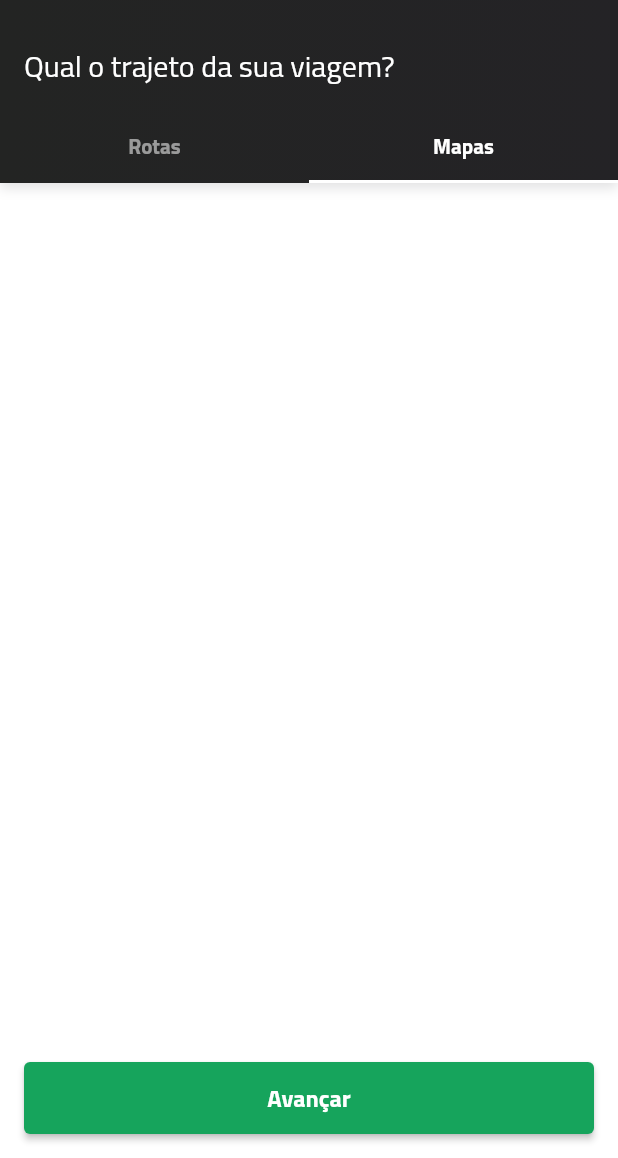
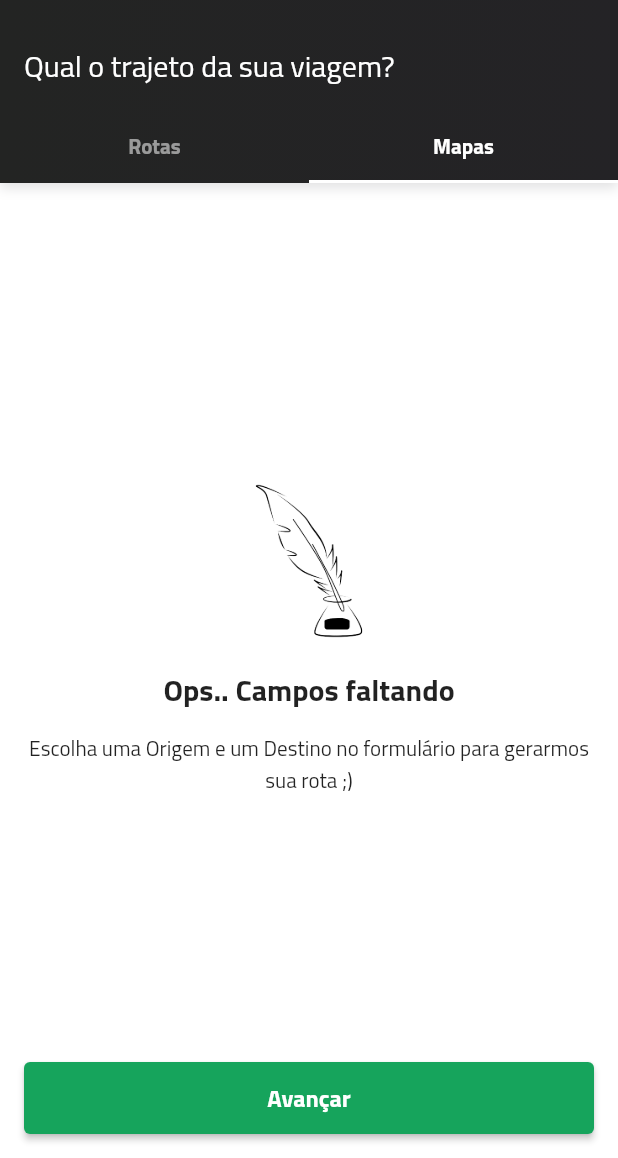
Before and after one commit to andrehmarcilio/fluvver-jera-test, a Flutter app: the TrajetoFormView screen opened directly, tab 2 chosen, on a phone screen of 412 x 824 dp, the part 78-1236 px from its top. Run offline on Flutter 3.47's test engine with Material 2 defaults, Android fonts, the phone set to English and light mode, and no system bars; our stand-ins replace flutter_bloc, flutter_svg, fluttertoast, google_maps_flutter, hive; missing offline and left inert: flow_builder, flutter_polyline_points; accounts and stored records are empty.

Commit message:
Criação de estados vazios mais interessantes na página do mapa

```diff
--- a/lib/presentation/viagemForm/widget/trajeto_map.dart
+++ b/lib/presentation/viagemForm/widget/trajeto_map.dart
@@ -26,19 +26,16 @@ class TrajetoMapState extends State<TrajetoMap> {
           markerId: const MarkerId("origin"),
           position: startPos,
           icon: iconPartida,
-        anchor: const Offset(0.5, 0.5)
-      ),
+          anchor: const Offset(0.5, 0.5)),
       Marker(
           markerId: const MarkerId("destiny"),
           position: endPos,
           icon: iconDestino,
-          anchor: const Offset(0.5, 0.5)
-      )
+          anchor: const Offset(0.5, 0.5))
     };
   }
 
   String _getId() => "polyline${i++}";
-
 
   @override
   Widget build(BuildContext context) {
@@ -68,7 +65,8 @@ class TrajetoMapState extends State<TrajetoMap> {
                     state.directions.startLocation.longitude),
                 LatLng(state.directions.endLocation.latitude,
                     state.directions.endLocation.longitude),
-            state.bitMaps[0], state.bitMaps[1]),
+                state.bitMaps[0],
+                state.bitMaps[1]),
             polylines: _polylines,
             onMapCreated: (GoogleMapController controller) {
               _controller.complete(controller);
@@ -83,7 +81,31 @@ class TrajetoMapState extends State<TrajetoMap> {
           );
         }
         if (state is TrajetoMapaInitialState) {
-          return Container();
+          return Center(
+            child: Column(
+              mainAxisSize: MainAxisSize.min,
+              crossAxisAlignment: CrossAxisAlignment.center,
+              children:  [
+                Image.asset("assets/images/escrever.png", width: 140,),
+                const Padding(
+                  padding: EdgeInsets.symmetric(horizontal: 16.0),
+                  child: Text("Ops.. Campos faltando", style: TextStyle(fontWeight: FontWeight.w700, fontSize: 20),),
+                ),
+                const SizedBox(
+                  height: 14,
+                ),
+                const Padding(
+                   padding: EdgeInsets.symmetric(horizontal: 16.0),
+                   child: Text(
+                      "Escolha uma Origem e um Destino no formulário para gerarmos sua rota ;)",
+                textAlign: TextAlign.center,),
+                 ),
+                const SizedBox(
+                  height: 60,
+                ),
+              ],
+            ),
+          );
         }
         if (state is TrajetoMapaLoading) {
           return const Center(
@@ -91,7 +113,30 @@ class TrajetoMapState extends State<TrajetoMap> {
           );
         }
         if (state is TrajetoMapaError) {
-          return Container();
+          return Center(
+            child: Column(
+              mainAxisSize: MainAxisSize.min,
+              crossAxisAlignment: CrossAxisAlignment.center,
+              children: const [
+                 Padding(
+                  padding: EdgeInsets.symmetric(horizontal: 16.0),
+                  child: Text("Ocorreu algum erro", style: TextStyle(fontWeight: FontWeight.w700, fontSize: 20),),
+                ),
+                 SizedBox(
+                  height: 14,
+                ),
+                 Padding(
+                  padding: EdgeInsets.symmetric(horizontal: 16.0),
+                  child: Text(
+                    "Por favor, verifique sua conexão com a internet e tente novamente",
+                    textAlign: TextAlign.center,),
+                ),
+                 SizedBox(
+                  height: 60,
+                ),
+              ],
+            ),
+          );
         }
         return Container();
       },
--- a/pubspec.yaml
+++ b/pubspec.yaml
@@ -84,6 +84,7 @@ flutter:
     - assets/images/fotoperfil.jpeg
     - assets/images/illustração_send.png
     - assets/images/point-map.png
+    - assets/images/escrever.png
     - assets/images/inicio/ic-box.png
     - assets/images/inicio/delivery-truck.png
     - assets/icons/veiculos/ic_aviao.png
```
Also changed, not shown: assets/images/escrever.png (added). Lines whose indentation alone changed are shown as unchanged.
